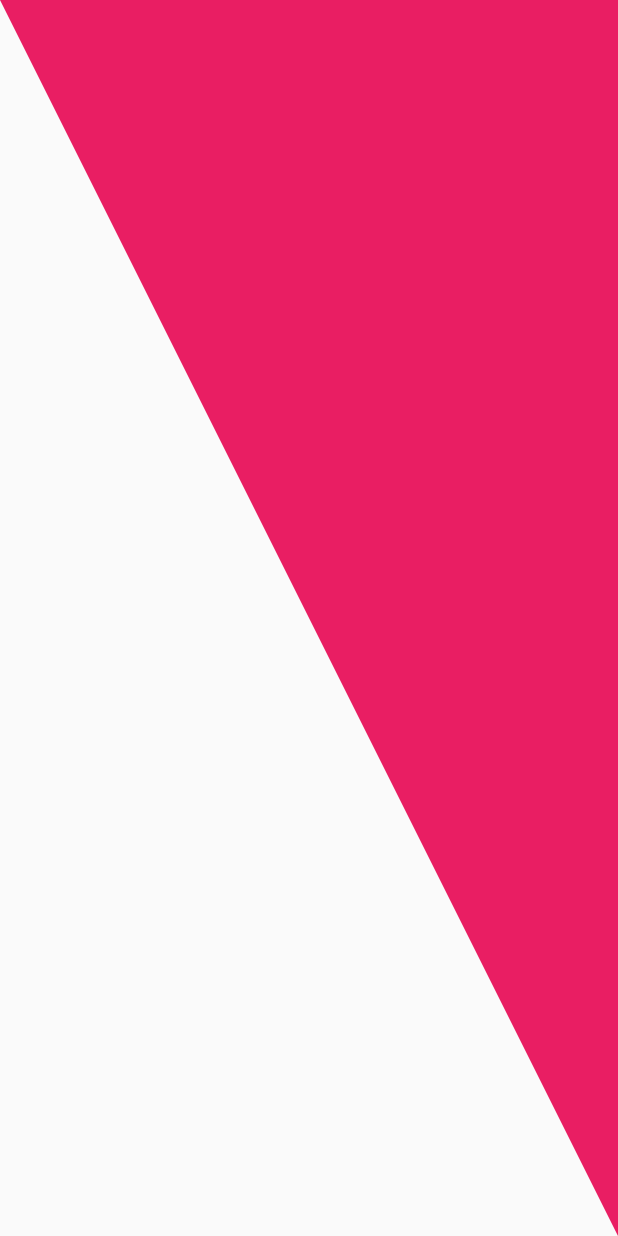
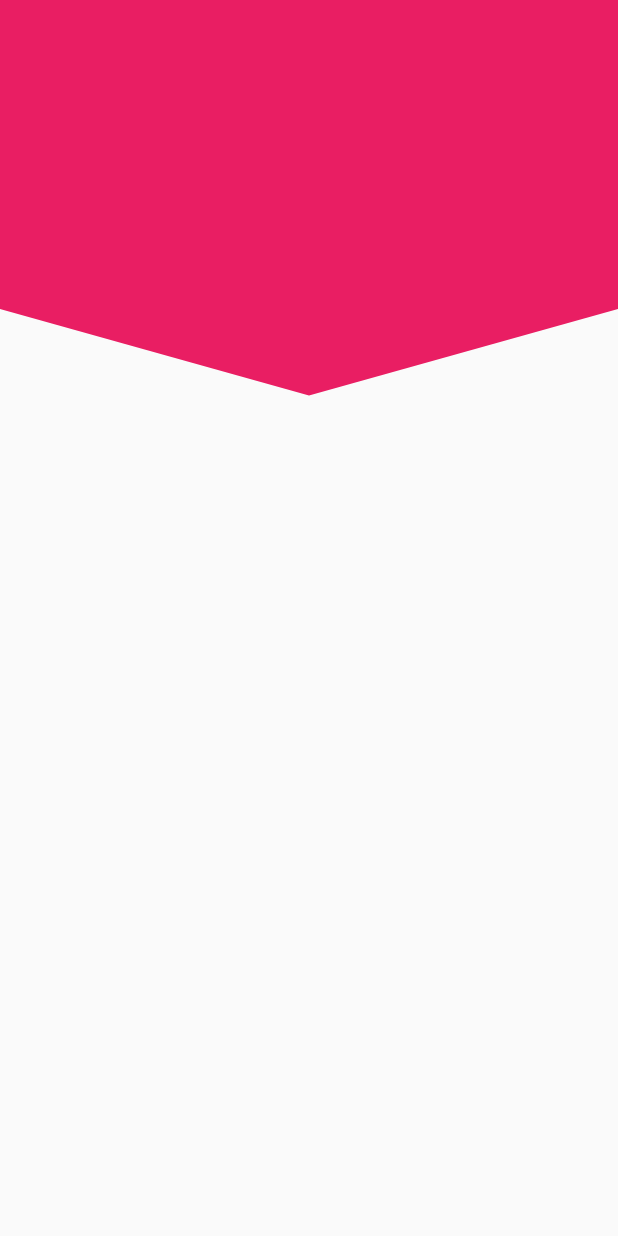
Before and after one commit to AleXx815/designs_and_animations_app, a Flutter app: the screen it shows after launch, on a phone screen of 412 x 824 dp. Run offline on Flutter 3.47's test engine with Material 2 defaults, Android fonts, the light colour scheme and no system bars.

Commit message:
header pico

```diff
--- a/lib/src/pages/headers_page.dart
+++ b/lib/src/pages/headers_page.dart
@@ -7,7 +7,7 @@ class HeadersPage extends StatelessWidget {
   @override
   Widget build(BuildContext context) {
     return const Scaffold(
-      body: TriangularHeader(),
+      body: HeaderPico(),
     );
   }
 }
--- a/lib/src/widgets/headers_widget.dart
+++ b/lib/src/widgets/headers_widget.dart
@@ -112,3 +112,44 @@ class _TriangularHeaderPainter extends CustomPainter {
   @override
   bool shouldRepaint(_TriangularHeaderPainter oldDelegate) => true;
 }
+
+class HeaderPico extends StatelessWidget {
+  const HeaderPico({super.key});
+
+  @override
+  Widget build(BuildContext context) {
+    return SizedBox(
+      height: double.infinity,
+      width: double.infinity,
+      child: CustomPaint(
+        painter: _HeaderPicoPainter(),
+      ),
+    );
+  }
+}
+
+class _HeaderPicoPainter extends CustomPainter {
+  @override
+  void paint(Canvas canvas, Size size) {
+    final paint = Paint();
+
+    // properties
+    paint.color = Colors.pink;
+    paint.style = PaintingStyle.fill;
+    paint.strokeWidth = 3.0;
+
+    final path = Path();
+
+    // draw with path and paint
+
+    path.lineTo(0, size.height * 0.25);
+    path.lineTo(size.width * 0.5, size.height * 0.32);
+    path.lineTo(size.width, size.height * 0.25);
+    path.lineTo(size.width, 0);
+
+    canvas.drawPath(path, paint);
+  }
+
+  @override
+  bool shouldRepaint(_HeaderPicoPainter oldDelegate) => true;
+}
```
